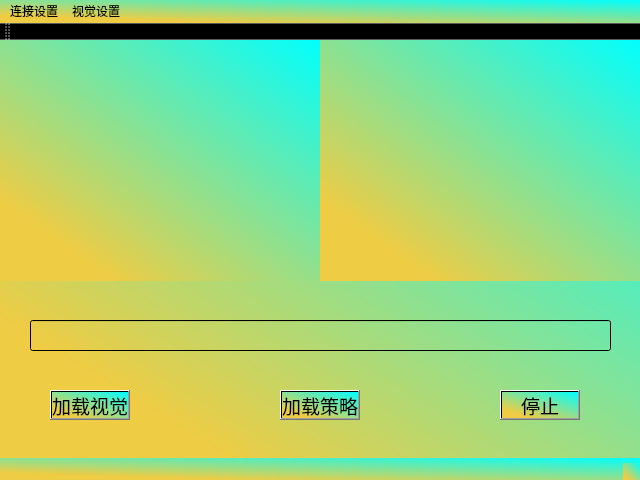
First picture: the form in client_mainwindow.ui, repository SWX-TJ/RobotVisionClient, before the edit.
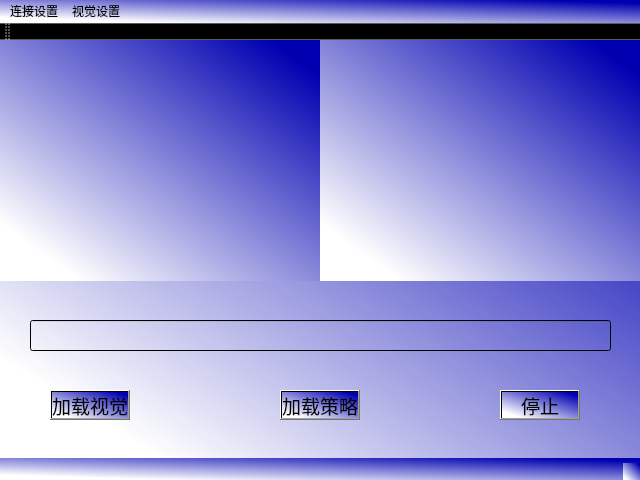
Second picture: the form after the edit. Icons and pictures are not drawn.

What changed in the file:
```diff
--- a/client_mainwindow.ui
+++ b/client_mainwindow.ui
@@ -21,7 +21,7 @@
     <normaloff>:/icon_image/resource/robot.ico</normaloff>:/icon_image/resource/robot.ico</iconset>
   </property>
   <property name="styleSheet">
-   <string notr="true">background-color: qlineargradient(spread:pad, x1:0.199, y1:0.852273, x2:1, y2:0, stop:0 rgba(238, 204, 68, 255), stop:1 rgba(0, 255, 255, 255));
+   <string notr="true">background-color: qlineargradient(spread:pad, x1:0.136, y1:0.892, x2:0.920455, y2:0.074, stop:0 rgba(255, 255, 255, 255), stop:1 rgba(0, 0, 177, 255));
 font: 14pt &quot;华文新魏&quot;;</string>
   </property>
   <widget class="QWidget" name="centralWidget">
```
